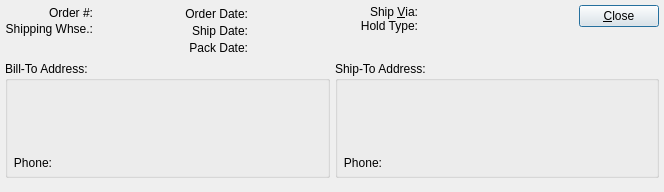
This is guiclient/salesOrderInformation.ui in Pegasus-RPG/xtuple-client as Qt 5 draws it before an edit. The edited form follows.
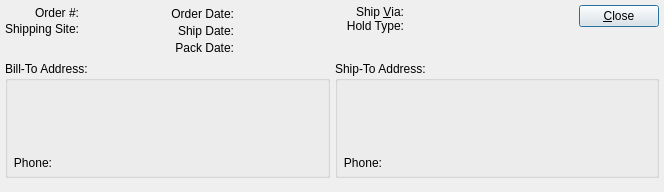
This is the edited form.

Commit message: issue #6692:first pass for changing "Warehouse" to "Site"

What changed in the file:
```diff
--- a/guiclient/salesOrderInformation.ui
+++ b/guiclient/salesOrderInformation.ui
@@ -78,7 +78,7 @@
              <item>
               <widget class="QLabel" name="_shippingWhseLit" >
                <property name="text" >
-                <string>Shipping Whse.:</string>
+                <string>Shipping Site:</string>
                </property>
                <property name="alignment" >
                 <set>Qt::AlignRight|Qt::AlignTrailing|Qt::AlignVCenter</set>
```
The commit also changes 201 other files.
